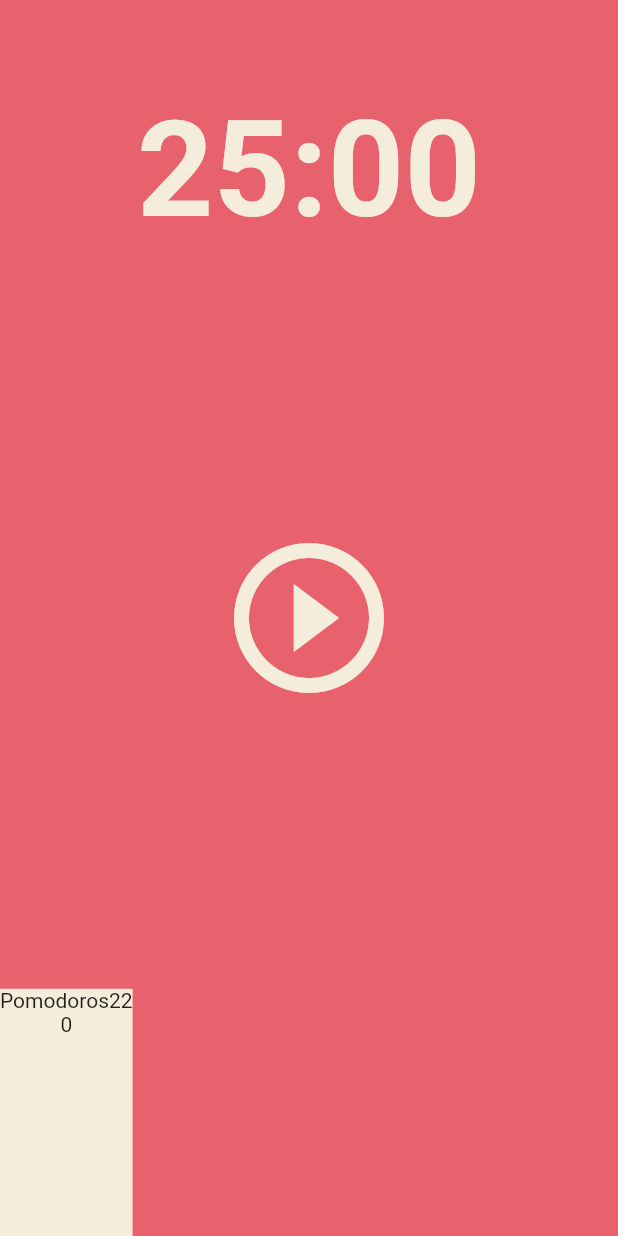
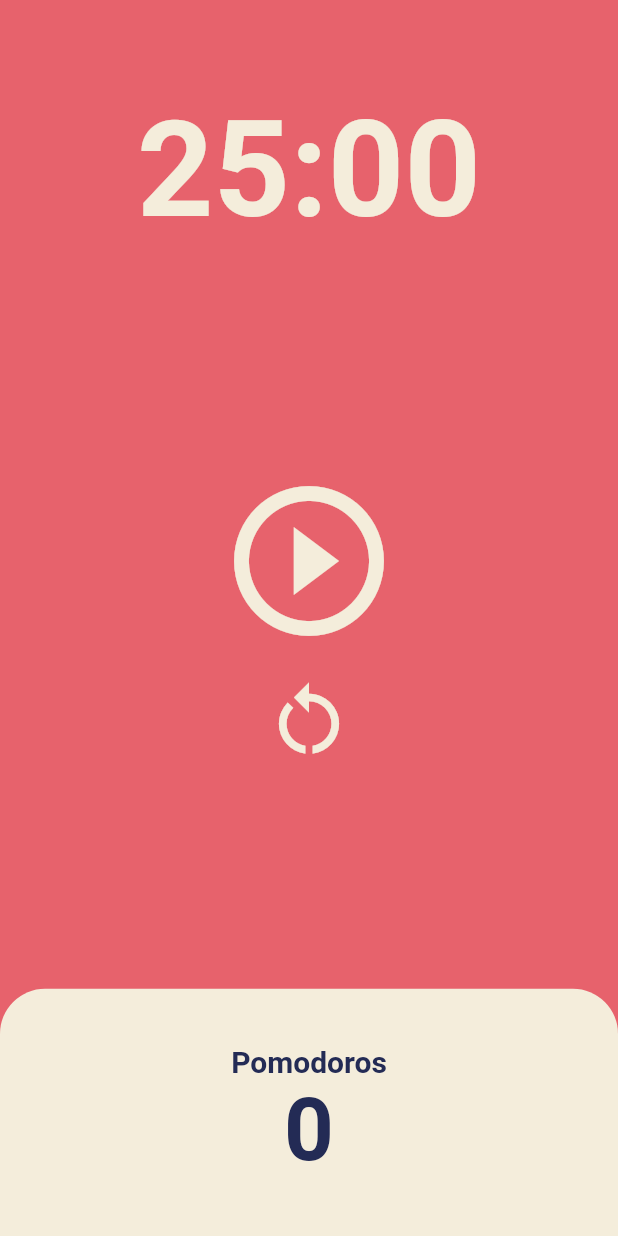
Before and after one commit to Shinsieon/FlutterApps, a Flutter app: the screen it shows after launch, on a phone screen of 412 x 824 dp. Run offline on Flutter 3.47's test engine with Material 2 defaults, Android fonts, the phone set to English and light mode, and no system bars.

Commit message:
pomodoros app done

```diff
--- a/pomodoro/lib/screens/home_screen.dart
+++ b/pomodoro/lib/screens/home_screen.dart
@@ -1,3 +1,5 @@
+import 'dart:async';
+
 import 'package:flutter/material.dart';
 
 class HomeScreen extends StatefulWidget {
@@ -8,6 +10,58 @@ class HomeScreen extends StatefulWidget {
 }
 
 class _HomeScreenState extends State<HomeScreen> {
+  static const twentyfivemin = 1500;
+  int totalSeconds = twentyfivemin;
+  bool isRunning = false;
+  int totalPomodoros = 0;
+  late Timer timer;
+
+  void onTick(Timer timer) {
+    if (totalSeconds == 0) {
+      setState(() {
+        totalPomodoros += 1;
+        isRunning = false;
+        totalSeconds = twentyfivemin;
+      });
+      timer.cancel();
+    } else {
+      setState(() {
+        totalSeconds -= 1;
+      });
+    }
+  }
+
+  void onStartPressed() {
+    timer = Timer.periodic(
+      const Duration(seconds: 1),
+      onTick,
+    );
+    setState(() {
+      isRunning = true;
+    });
+  }
+
+  void onPausePressed() {
+    timer.cancel();
+    setState(() {
+      isRunning = false;
+    });
+  }
+
+  void onRestartPressed() {
+    timer.cancel();
+    setState(() {
+      isRunning = false;
+      totalSeconds = twentyfivemin;
+    });
+    onStartPressed();
+  }
+
+  String format(int seconds) {
+    var duration = Duration(seconds: seconds);
+    return duration.toString().split(".").first.substring(2, 7);
+  }
+
   @override
   Widget build(BuildContext context) {
     return Scaffold(
@@ -19,7 +73,7 @@ class _HomeScreenState extends State<HomeScreen> {
             child: Container(
               alignment: Alignment.bottomCenter,
               child: Text(
-                '25:00',
+                format(totalSeconds),
                 style: TextStyle(
                     color: Theme.of(context).cardColor,
                     fontSize: 89,
@@ -30,11 +84,23 @@ class _HomeScreenState extends State<HomeScreen> {
           Flexible(
             flex: 3,
             child: Center(
-              child: IconButton(
-                iconSize: 120,
-                color: Theme.of(context).cardColor,
-                icon: const Icon(Icons.play_circle_outline),
-                onPressed: () {},
+              child: Column(
+                mainAxisAlignment: MainAxisAlignment.center,
+                children: [
+                  IconButton(
+                    iconSize: 120,
+                    color: Theme.of(context).cardColor,
+                    icon: Icon(isRunning
+                        ? Icons.pause_circle_outline
+                        : Icons.play_circle_outline),
+                    onPressed: isRunning ? onPausePressed : onStartPressed,
+                  ),
+                  IconButton(
+                      onPressed: onRestartPressed,
+                      iconSize: 60,
+                      color: Theme.of(context).cardColor,
+                      icon: const Icon(Icons.restart_alt))
+                ],
               ),
             ),
           ),
@@ -42,13 +108,40 @@ class _HomeScreenState extends State<HomeScreen> {
             flex: 1,
             child: Row(
               children: [
-                Container(
-                  decoration: BoxDecoration(color: Theme.of(context).cardColor),
-                  child: const Column(
-                    children: [
-                      Text('Pomodoros22'),
-                      Text('0'),
-                    ],
+                Expanded(
+                  child: Container(
+                    decoration: BoxDecoration(
+                      color: Theme.of(context).cardColor,
+                      borderRadius: const BorderRadius.only(
+                        topLeft: Radius.circular(30),
+                        topRight: Radius.circular(30),
+                      ),
+                    ),
+                    child: Column(
+                      mainAxisAlignment: MainAxisAlignment.center,
+                      children: [
+                        Text(
+                          'Pomodoros',
+                          style: TextStyle(
+                              fontSize: 20,
+                              fontWeight: FontWeight.w600,
+                              color: Theme.of(context)
+                                  .textTheme
+                                  .displayLarge!
+                                  .color),
+                        ),
+                        Text(
+                          '$totalPomodoros',
+                          style: TextStyle(
+                              fontSize: 58,
+                              fontWeight: FontWeight.w600,
+                              color: Theme.of(context)
+                                  .textTheme
+                                  .displayLarge!
+                                  .color),
+                        ),
+                      ],
+                    ),
                   ),
                 ),
               ],
```
